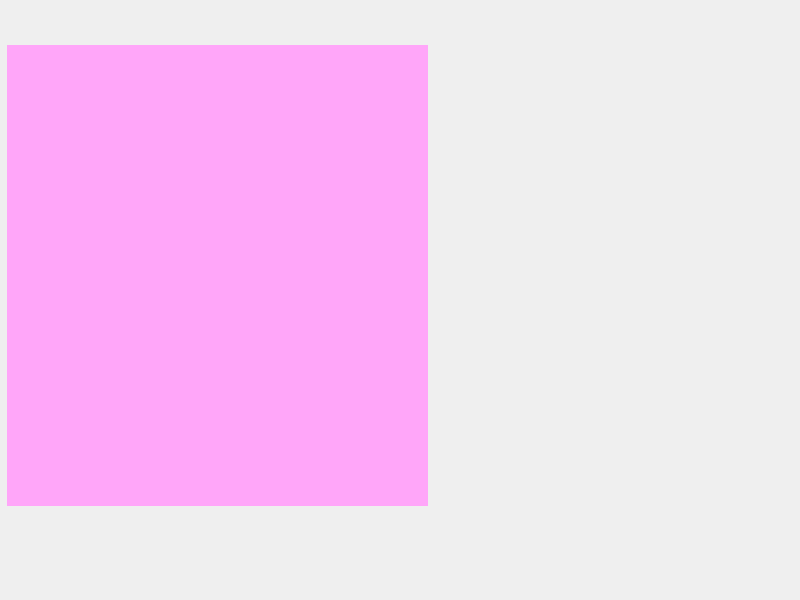
Above: mainwindow.ui from Areay7/Opencv_Server before the change. Below: the same form after it.
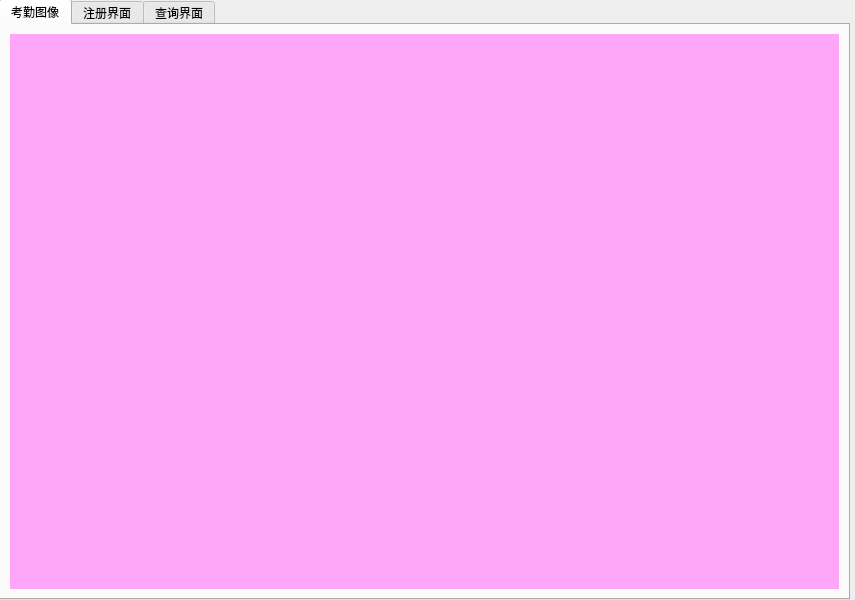
That is the form after the change. The open tabs and pages were chosen to show the change. Custom widgets are drawn as their Qt base class.

```diff
--- a/mainwindow.ui
+++ b/mainwindow.ui
@@ -6,7 +6,7 @@
    <rect>
     <x>0</x>
     <y>0</y>
-    <width>800</width>
+    <width>855</width>
     <height>600</height>
    </rect>
   </property>
@@ -14,24 +14,62 @@
    <string>MainWindow</string>
   </property>
   <widget class="QWidget" name="centralwidget">
-   <widget class="QLabel" name="picLb">
+   <widget class="QTabWidget" name="tabWidget">
     <property name="geometry">
      <rect>
-      <x>7</x>
-      <y>45</y>
-      <width>421</width>
-      <height>461</height>
+      <x>-1</x>
+      <y>-1</y>
+      <width>851</width>
+      <height>601</height>
      </rect>
     </property>
-    <property name="styleSheet">
-     <string notr="true">background-color: rgb(255, 166, 249)</string>
+    <property name="currentIndex">
+     <number>2</number>
     </property>
-    <property name="text">
-     <string/>
-    </property>
+    <widget class="QWidget" name="showWidget">
+     <attribute name="title">
+      <string>考勤图像</string>
+     </attribute>
+     <layout class="QGridLayout" name="gridLayout">
+      <item row="0" column="0">
+       <widget class="QLabel" name="picLb">
+        <property name="styleSheet">
+         <string notr="true">background-color: rgb(255, 166, 249)</string>
+        </property>
+        <property name="text">
+         <string/>
+        </property>
+       </widget>
+      </item>
+     </layout>
+    </widget>
+    <widget class="RegisterWin" name="registerWidget">
+     <attribute name="title">
+      <string>注册界面</string>
+     </attribute>
+    </widget>
+    <widget class="SelectWin" name="selectWidget">
+     <attribute name="title">
+      <string>查询界面</string>
+     </attribute>
+    </widget>
    </widget>
   </widget>
  </widget>
+ <customwidgets>
+  <customwidget>
+   <class>RegisterWin</class>
+   <extends>QWidget</extends>
+   <header location="global">registerwin.h</header>
+   <container>1</container>
+  </customwidget>
+  <customwidget>
+   <class>SelectWin</class>
+   <extends>QWidget</extends>
+   <header location="global">selectwin.h</header>
+   <container>1</container>
+  </customwidget>
+ </customwidgets>
  <resources/>
  <connections/>
 </ui>
```
